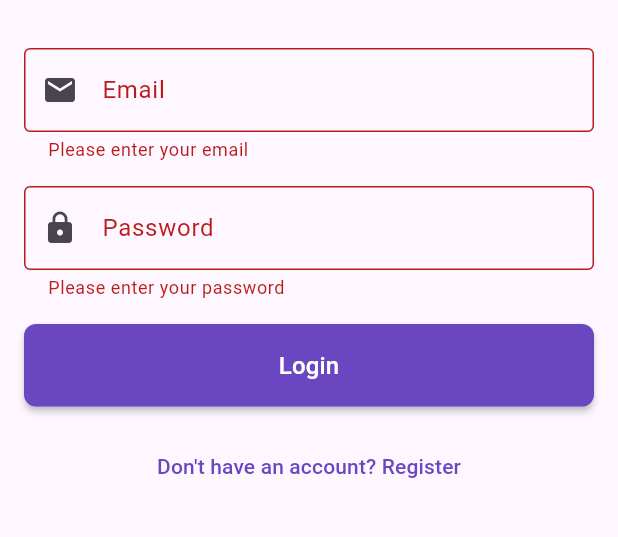
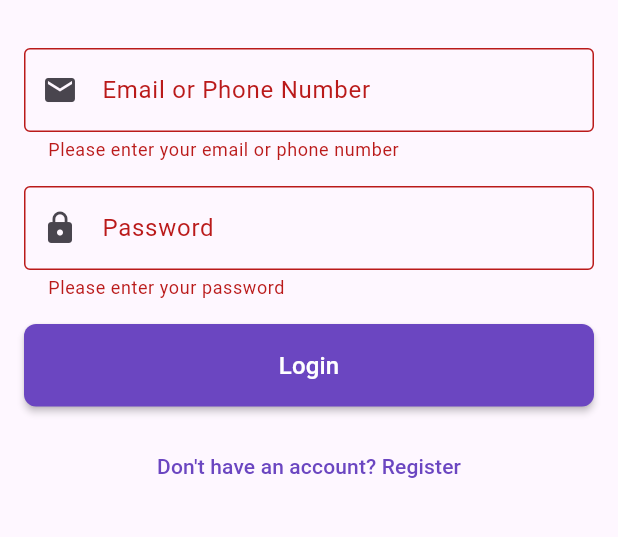
Before and after one commit to justuju-in/nazarriya, a Flutter app: the screen it shows after launch, after a tap on "Login", on a phone screen of 412 x 824 dp, the part 354-891 px from its top. Run offline on Flutter 3.47's test engine with Material 3 defaults, Android fonts, the phone set to English and light mode, and no system bars; our stand-ins replace drift, logger, shared_preferences; accounts and stored records are empty; generated files the repository leaves out were written again; network calls fail.

Commit message:
Added phone number support.

```diff
--- a/app/lib/screens/login_screen.dart
+++ b/app/lib/screens/login_screen.dart
@@ -15,6 +15,7 @@ class _LoginScreenState extends State<LoginScreen> {
   final _formKey = GlobalKey<FormState>();
   final _emailController = TextEditingController();
   final _passwordController = TextEditingController();
+  final _phoneController = TextEditingController();
   final _firstNameController = TextEditingController();
   final _ageController = TextEditingController();
   final _preferredLanguageController = TextEditingController();
@@ -28,6 +29,7 @@ class _LoginScreenState extends State<LoginScreen> {
   void dispose() {
     _emailController.dispose();
     _passwordController.dispose();
+    _phoneController.dispose();
     _firstNameController.dispose();
     _ageController.dispose();
     _preferredLanguageController.dispose();
@@ -48,14 +50,17 @@ class _LoginScreenState extends State<LoginScreen> {
       AuthResult result;
 
       if (_isLogin) {
+        // For login, use either email or phone number
+        final emailOrPhone = _emailController.text.trim();
         result = await authService.login(
-          email: _emailController.text.trim(),
+          emailOrPhone: emailOrPhone,
           password: _passwordController.text,
         );
       } else {
         result = await authService.register(
           email: _emailController.text.trim(),
           password: _passwordController.text,
+          phoneNumber: _phoneController.text.trim(),
           firstName: _firstNameController.text.trim().isEmpty
             ? null
             : _firstNameController.text.trim(),
@@ -167,16 +172,16 @@ class _LoginScreenState extends State<LoginScreen> {
               TextFormField(
                 controller: _emailController,
                 keyboardType: TextInputType.emailAddress,
-                decoration: const InputDecoration(
-                  labelText: 'Email',
-                  border: OutlineInputBorder(),
-                  prefixIcon: Icon(Icons.email),
+                decoration: InputDecoration(
+                  labelText: _isLogin ? 'Email or Phone Number' : 'Email',
+                  border: const OutlineInputBorder(),
+                  prefixIcon: const Icon(Icons.email),
                 ),
                 validator: (value) {
                   if (value == null || value.trim().isEmpty) {
-                    return 'Please enter your email';
+                    return _isLogin ? 'Please enter your email or phone number' : 'Please enter your email';
                   }
-                  if (!RegExp(r'^[\w-\.]+@([\w-]+\.)+[\w-]{2,4}$').hasMatch(value)) {
+                  if (!_isLogin && !RegExp(r'^[\w-\.]+@([\w-]+\.)+[\w-]{2,4}$').hasMatch(value)) {
                     return 'Please enter a valid email';
                   }
                   return null;
@@ -207,6 +212,27 @@ class _LoginScreenState extends State<LoginScreen> {
 
               // Registration Fields (only show when registering)
               if (!_isLogin) ...[
+                TextFormField(
+                  controller: _phoneController,
+                  keyboardType: TextInputType.phone,
+                  decoration: const InputDecoration(
+                    labelText: 'Phone Number',
+                    border: OutlineInputBorder(),
+                    prefixIcon: Icon(Icons.phone),
+                  ),
+                  validator: (value) {
+                    if (value == null || value.trim().isEmpty) {
+                      return 'Please enter your phone number';
+                    }
+                    // Basic phone number validation (allows international formats)
+                    if (!RegExp(r'^[\+]?[1-9][\d]{0,15}$').hasMatch(value.replaceAll(RegExp(r'[\s\-\(\)]'), ''))) {
+                      return 'Please enter a valid phone number';
+                    }
+                    return null;
+                  },
+                ),
+                const SizedBox(height: 16),
+
                 TextFormField(
                   controller: _firstNameController,
                   decoration: const InputDecoration(
--- a/app/lib/screens/profile_screen.dart
+++ b/app/lib/screens/profile_screen.dart
@@ -324,6 +324,16 @@ class _ProfileScreenState extends State<ProfileScreen> {
                               fontWeight: FontWeight.w500,
                             ),
                           ),
+                          if (_currentUser!['phone_number'] != null) ...[
+                            const SizedBox(height: 8),
+                            Text(
+                              _currentUser!['phone_number'] ?? '',
+                              style: Theme.of(context).textTheme.titleMedium?.copyWith(
+                                color: Colors.grey[600],
+                                fontWeight: FontWeight.w500,
+                              ),
+                            ),
+                          ],
                         ],
                       ],
                     ),
--- a/app/lib/utils/auth_service.dart
+++ b/app/lib/utils/auth_service.dart
@@ -23,6 +23,7 @@ class AuthService {
   Future<AuthResult> register({
     required String email,
     required String password,
+    required String phoneNumber,
     String? firstName,
     int? age,
     String? gender,
@@ -35,6 +36,7 @@ class AuthService {
       final body = <String, dynamic>{
         'email': email,
         'password': password,
+        'phone_number': phoneNumber,
         'first_name': firstName,
         'age': age,
         'gender': gender,
@@ -61,7 +63,7 @@ class AuthService {
 
         // After successful registration, automatically log in the user
         logger.i('Auto-login after registration for: ${userData['email']}');
-        final loginResult = await login(email: email, password: password);
+        final loginResult = await login(emailOrPhone: email, password: password);
 
         if (loginResult.success) {
           logger.i('Auto-login successful after registration');
@@ -84,13 +86,13 @@ class AuthService {
   }
 
   Future<AuthResult> login({
-    required String email,
+    required String emailOrPhone,
     required String password,
   }) async {
     try {
       final url = '$_baseUrl/auth/login';
       final body = {
-        'email': email,
+        'email_or_phone': emailOrPhone,
         'password': password,
       };
 
```
Lines whose indentation alone changed are shown as unchanged.
